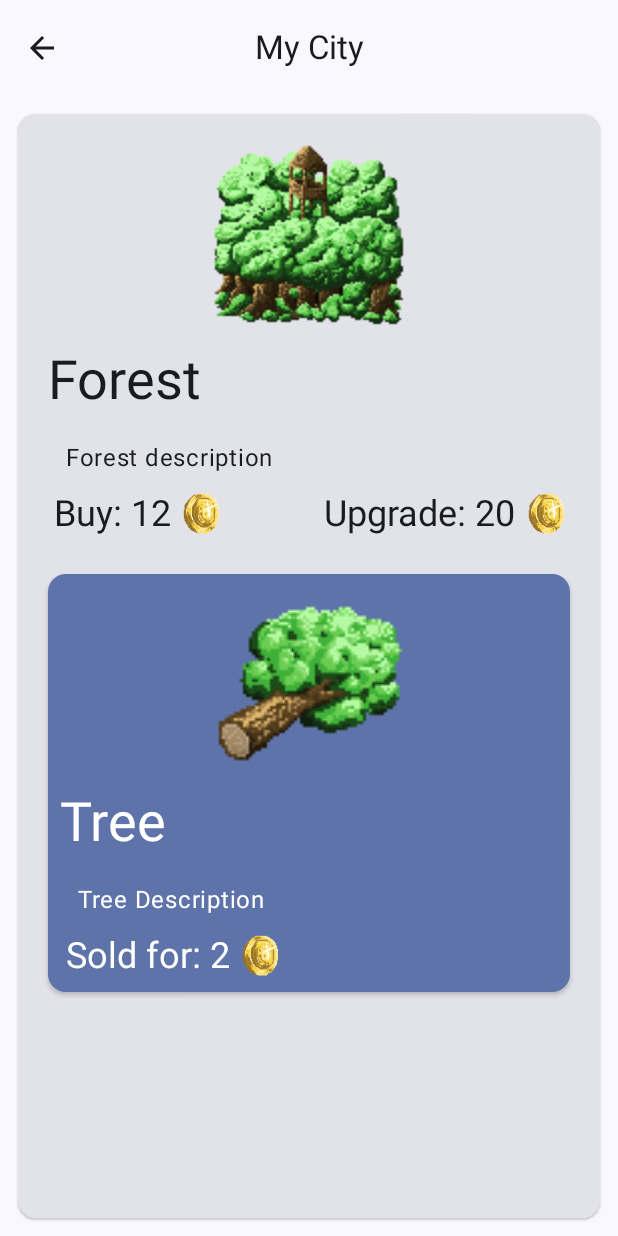
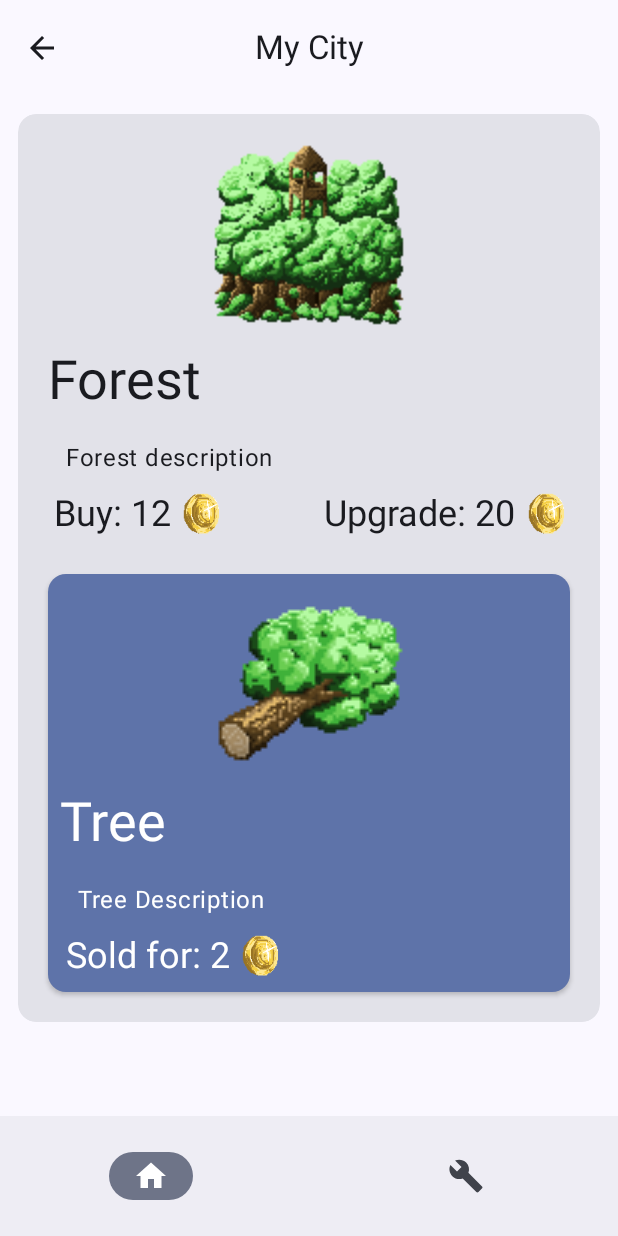
Before and after one commit to Angelosz/practice_MyCityApp, an Android app built with Jetpack Compose: the composable MyCityApp shown on its own in the app's theme, after a tap on "Forest", on a phone screen of 412 x 824 dp. Run offline under Robolectric (Android 15) with nearby library versions, the phone set to English and light mode, and no system bars.

Commit message:
Adds Bottom Navigation Bar

```diff
--- a/app/src/main/java/com/example/practice_mycityapp/MainActivity.kt
+++ b/app/src/main/java/com/example/practice_mycityapp/MainActivity.kt
@@ -4,9 +4,7 @@ import android.os.Bundle
 import androidx.activity.ComponentActivity
 import androidx.activity.compose.setContent
 import androidx.activity.enableEdgeToEdge
-import androidx.compose.foundation.layout.fillMaxSize
 import androidx.compose.material3.Surface
-import androidx.compose.ui.Modifier
 import com.example.practice_mycityapp.ui.theme.Practice_MyCityAppTheme
 
 class MainActivity : ComponentActivity() {
@@ -15,8 +13,8 @@ class MainActivity : ComponentActivity() {
         enableEdgeToEdge()
         setContent {
             Practice_MyCityAppTheme {
-                Surface(modifier = Modifier.fillMaxSize()) {
-
+                Surface {
+                    MyCityApp()
                 }
             }
         }
--- a/app/src/main/java/com/example/practice_mycityapp/MyCityApp.kt
+++ b/app/src/main/java/com/example/practice_mycityapp/MyCityApp.kt
@@ -1,19 +1,27 @@
 package com.example.practice_mycityapp
 
+import androidx.compose.foundation.layout.Arrangement
+import androidx.compose.foundation.layout.Column
 import androidx.compose.foundation.layout.fillMaxSize
+import androidx.compose.foundation.layout.fillMaxWidth
 import androidx.compose.foundation.layout.padding
 import androidx.compose.material.icons.Icons
 import androidx.compose.material.icons.automirrored.filled.ArrowBack
+import androidx.compose.material.icons.filled.Build
+import androidx.compose.material.icons.filled.Home
 import androidx.compose.material3.CenterAlignedTopAppBar
 import androidx.compose.material3.ExperimentalMaterial3Api
 import androidx.compose.material3.Icon
 import androidx.compose.material3.IconButton
+import androidx.compose.material3.NavigationBar
+import androidx.compose.material3.NavigationBarItem
 import androidx.compose.material3.Scaffold
 import androidx.compose.material3.Text
 import androidx.compose.runtime.Composable
 import androidx.compose.runtime.collectAsState
 import androidx.compose.runtime.getValue
 import androidx.compose.ui.Modifier
+import androidx.compose.ui.graphics.vector.ImageVector
 import androidx.compose.ui.res.stringResource
 import androidx.lifecycle.viewmodel.compose.viewModel
 import com.example.practice_mycityapp.data.DataProvider
@@ -53,18 +61,22 @@ fun MyCityApp(
         }
         ) { innerPadding ->
 
-        val buildings = when(uiState.selectedList){
+        val buildings = when(uiState.contentType){
             ContentType.BUILDINGS -> DataProvider.buildings
             ContentType.RESOURCES -> listOf()
         }
 
-        val resources = when(uiState.selectedList){
+        val resources = when(uiState.contentType){
             ContentType.BUILDINGS -> listOf()
             ContentType.RESOURCES -> DataProvider.resources
         }
 
         when(uiState.view){
             View.LIST_VIEW ->
+                Column(
+                    verticalArrangement = Arrangement.SpaceBetween,
+                    modifier = Modifier.fillMaxSize()
+                ) {
                     MainList(
                         buildings = buildings,
                         resources = resources,
@@ -78,16 +90,77 @@ fun MyCityApp(
                         },
                         modifier = Modifier.padding(innerPadding)
                     )
+                    BottomNavigationBar(
+                        selectedContentType = uiState.contentType,
+                        onTabPressed = { contentType ->
+                            viewModel.changeSelectedContentType(contentType)
+                        },
+                    )
+                }
             View.DETAIL_VIEW ->
+                Column(
+                    verticalArrangement = Arrangement.SpaceBetween,
+                    modifier = Modifier.fillMaxSize()
+                ) {
                     DetailsCard(
-                    isShowingBuilding = uiState.selectedList == ContentType.BUILDINGS,
+                        isShowingBuilding = uiState.contentType == ContentType.BUILDINGS,
                         building = uiState.selectedBuilding,
                         resource = uiState.selectedResource,
-                    modifier = Modifier.padding(innerPadding).fillMaxSize()
+                        modifier = Modifier
+                            .padding(innerPadding)
+                            .fillMaxWidth()
                     )
+                    BottomNavigationBar(
+                        selectedContentType = uiState.contentType,
+                        onTabPressed = { contentType ->
+                            viewModel.changeSelectedContentType(contentType)
+                            viewModel.changeView(View.LIST_VIEW)
+                        },
+                    )
+                }
             View.LIST_DETAIL_VIEW -> Text(
                 text = "list_detail_view"
             )
         }
     }
 }
+private data class NavigationItem(
+    val contentType: ContentType,
+    val icon: ImageVector,
+    val text: String
+)
+
+private val navigationItems = listOf(
+    NavigationItem(
+        ContentType.BUILDINGS,
+        Icons.Filled.Home,
+        "Buildings"
+    ),
+    NavigationItem(
+        ContentType.RESOURCES,
+        Icons.Filled.Build,
+        "Resources"
+    )
+)
+
+@Composable
+private fun BottomNavigationBar(
+    selectedContentType: ContentType,
+    onTabPressed: (ContentType) -> Unit,
+    modifier: Modifier = Modifier
+){
+    NavigationBar(modifier = modifier){
+        for( item in navigationItems) {
+            NavigationBarItem(
+                selected = item.contentType == selectedContentType,
+                onClick = { onTabPressed(item.contentType) },
+                icon = {
+                    Icon(
+                        imageVector = item.icon,
+                        contentDescription = item.text
+                    )
+                }
+            )
+        }
+    }
+}
--- a/app/src/main/java/com/example/practice_mycityapp/ui/MainListUIState.kt
+++ b/app/src/main/java/com/example/practice_mycityapp/ui/MainListUIState.kt
@@ -6,7 +6,7 @@ import com.example.practice_mycityapp.utils.ContentType
 import com.example.practice_mycityapp.utils.View
 
 data class MainListUIState (
-    val selectedList: ContentType,
+    val contentType: ContentType,
     val selectedBuilding: Building,
     val selectedResource: Resource,
     val view: View
```
Also changed, not shown: app/src/main/java/com/example/practice_mycityapp/ui/MainListViewModel.kt (+8 -12 lines). Lines whose indentation alone changed are shown as unchanged.
